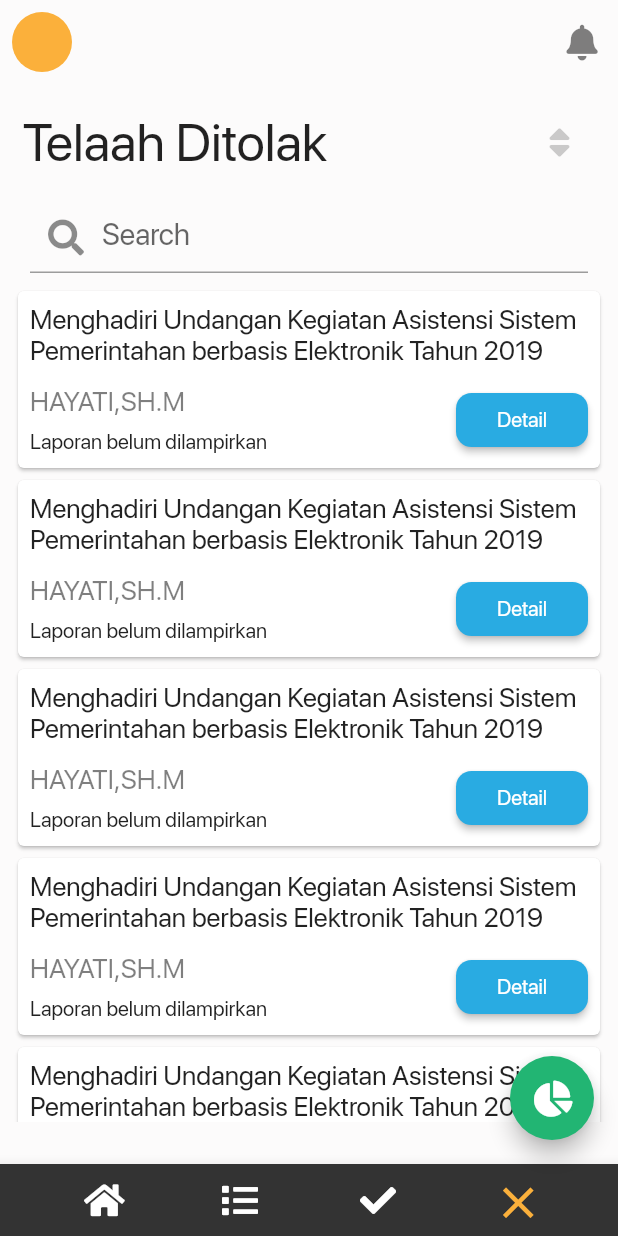
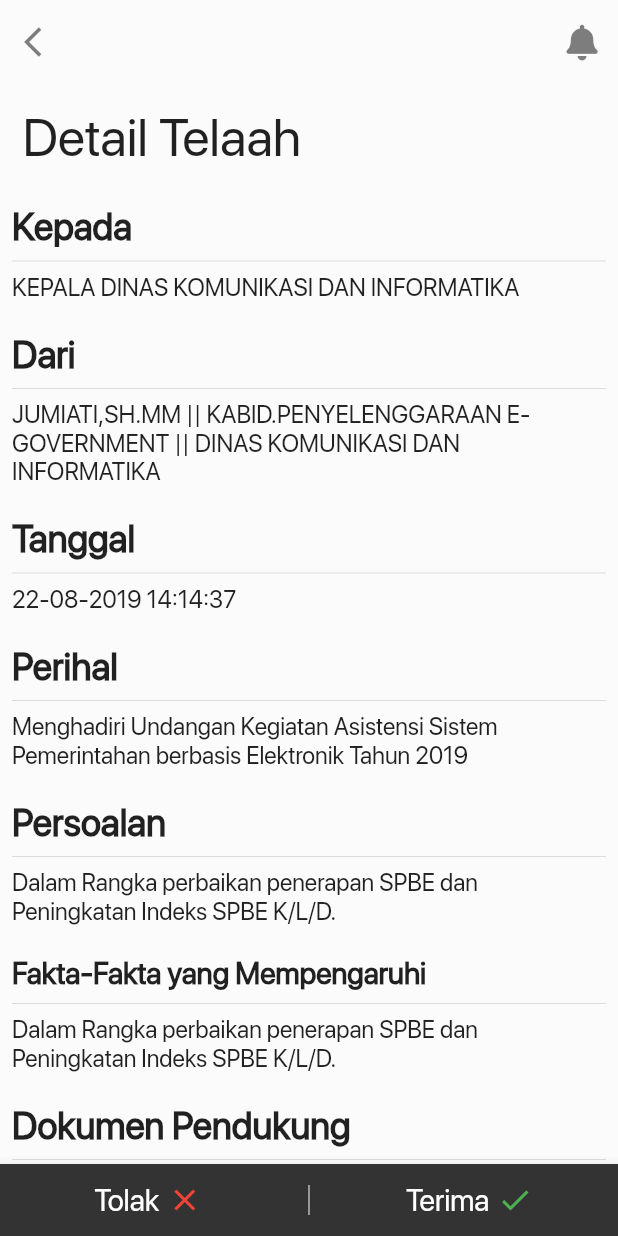
Before and after one commit to muhamaddanil/sppd_mobile, a Flutter app: the screen it shows after launch, after a tap on "Masuk", after a tap on the "close" icon, after a tap on "Detail", on a phone screen of 412 x 824 dp. Run offline on Flutter 3.47's test engine with Material 2 defaults, Android fonts, the phone set to English and light mode, and no system bars; our stand-ins replace font_awesome_flutter.

Commit message:
Add Detail View.

```diff
--- /dev/null
+++ b/lib/components/detailCard.dart
@@ -0,0 +1,116 @@
+import 'package:flutter/material.dart';
+
+Widget detailCard(
+    String kepada,
+    String dari,
+    String tanggal,
+    String perihal,
+    String persoalan,
+    String fakta,
+    String dokumenpendukung,
+    ) {
+  return Container(
+    padding: EdgeInsets.all(8.0),
+    child: Column(
+      mainAxisAlignment: MainAxisAlignment.spaceEvenly,
+      crossAxisAlignment: CrossAxisAlignment.start,
+      children: <Widget>[
+        Text(
+          'Kepada',
+          style: TextStyle(fontSize: 25.0, fontWeight: FontWeight.bold),
+        ),
+        SizedBox(
+          child: Divider(),
+        ),
+        Text(
+          kepada,
+          style: TextStyle(fontSize: 16.0, fontWeight: FontWeight.w300),
+        ),
+        SizedBox(
+          height: 20.0,
+        ),
+        Text(
+          'Dari',
+          style: TextStyle(fontSize: 25.0, fontWeight: FontWeight.bold),
+        ),
+        SizedBox(
+          child: Divider(),
+        ),
+        Text(
+          dari,
+          style: TextStyle(fontSize: 16.0, fontWeight: FontWeight.w300),
+        ),
+        SizedBox(
+          height: 20.0,
+        ),
+        Text(
+          'Tanggal',
+          style: TextStyle(fontSize: 25.0, fontWeight: FontWeight.bold),
+        ),
+        SizedBox(
+          child: Divider(),
+        ),
+        Text(
+          tanggal,
+          style: TextStyle(fontSize: 16.0, fontWeight: FontWeight.w300),
+        ),
+        SizedBox(
+          height: 20.0,
+        ),
+        Text(
+          'Perihal',
+          style: TextStyle(fontSize: 25.0, fontWeight: FontWeight.bold),
+        ),
+        SizedBox(
+          child: Divider(),
+        ),
+        Text(
+          perihal,
+          style: TextStyle(fontSize: 16.0, fontWeight: FontWeight.w300),
+        ),
+        SizedBox(
+          height: 20.0,
+        ),
+        Text(
+          'Persoalan',
+          style: TextStyle(fontSize: 25.0, fontWeight: FontWeight.bold),
+        ),
+        SizedBox(
+          child: Divider(),
+        ),
+        Text(
+          persoalan,
+          style: TextStyle(fontSize: 16.0, fontWeight: FontWeight.w300),
+        ),
+        SizedBox(
+          height: 20.0,
+        ),
+        Text(
+          'Fakta-Fakta yang Mempengaruhi',
+          style: TextStyle(fontSize: 20.0, fontWeight: FontWeight.bold),
+        ),
+        SizedBox(
+          child: Divider(),
+        ),
+        Text(
+          fakta,
+          style: TextStyle(fontSize: 16.0, fontWeight: FontWeight.w300),
+        ),
+        SizedBox(
+          height: 20.0,
+        ),
+        Text(
+          'Dokumen Pendukung',
+          style: TextStyle(fontSize: 25.0, fontWeight: FontWeight.bold),
+        ),
+        SizedBox(
+          child: Divider(),
+        ),
+        Text(
+          dokumenpendukung,
+          style: TextStyle(fontSize: 16.0, fontWeight: FontWeight.w300),
+        ),
+      ],
+    ),
+  );
+}
--- a/lib/components/telaahCard.dart
+++ b/lib/components/telaahCard.dart
@@ -1,6 +1,7 @@
 import 'package:flutter/material.dart';
+import 'package:sppd_mobile/view/view_detailtelaah.dart';
 
-Card telaahCard(String namaTelaah, String pengirimTelaah) {
+Card telaahCard(BuildContext context, String namaTelaah, String pengirimTelaah) {
   return Card(
     child: Container(
       padding: EdgeInsets.all(8.0),
@@ -48,7 +49,11 @@ Card telaahCard(String namaTelaah, String pengirimTelaah) {
                       textAlign: TextAlign.center,
                     ),
                     onPressed: () {
-
+                      Navigator.push(
+                        context,
+                        MaterialPageRoute(
+                            builder: (context) => DetailTelaah()),
+                      );
                     },
                   ),
                 ],
--- /dev/null
+++ b/lib/view/view_detailtelaah.dart
@@ -0,0 +1,170 @@
+import 'package:flutter/material.dart';
+import 'package:font_awesome_flutter/font_awesome_flutter.dart';
+import 'package:sppd_mobile/components/detailCard.dart';
+
+class DetailTelaah extends StatefulWidget {
+  @override
+  _DetailTelaahState createState() => _DetailTelaahState();
+}
+
+class _DetailTelaahState extends State<DetailTelaah> {
+  final GlobalKey<ScaffoldState> _scaffoldKey = GlobalKey<ScaffoldState>();
+
+  @override
+  Widget build(BuildContext context) {
+    return Scaffold(
+      key: _scaffoldKey,
+      appBar: AppBar(
+        leading: IconButton(
+          icon: Icon(
+            Icons.arrow_back_ios,
+            color: Colors.black.withOpacity(0.5),
+          ),
+          onPressed: () {
+            Navigator.of(context).pop();
+          },
+        ),
+        actions: <Widget>[
+          IconButton(
+            icon: Icon(
+              FontAwesomeIcons.solidBell,
+              color: Colors.black.withOpacity(0.5),
+            ),
+            onPressed: () => _scaffoldKey.currentState.openEndDrawer(),
+          ),
+        ],
+      ),
+      bottomNavigationBar: BottomAppBar(
+        child: Row(
+          mainAxisAlignment: MainAxisAlignment.spaceEvenly,
+          crossAxisAlignment: CrossAxisAlignment.center,
+          children: <Widget>[
+            RawMaterialButton(
+              child: Row(
+                mainAxisAlignment: MainAxisAlignment.center,
+                 children: <Widget>[
+                   Text(
+                     'Tolak',
+                     style: TextStyle(
+                         color: Colors.white,
+                         fontSize: 20.0,
+                         fontWeight: FontWeight.w400),
+                   ),
+                   SizedBox(
+                     width: 5.0,
+                   ),
+                   Icon(Icons.close, color: Colors.red,)
+                 ],
+              ),
+              onPressed: () {},
+            ),
+            SizedBox(
+              height: 20.0,
+              child: VerticalDivider(
+                color: Colors.white,
+              ),
+            ),
+            RawMaterialButton(
+              child: Row(
+                mainAxisAlignment: MainAxisAlignment.center,
+                children: <Widget>[
+                  Text(
+                    'Terima',
+                    style: TextStyle(
+                        color: Colors.white,
+                        fontSize: 20.0,
+                        fontWeight: FontWeight.w400),
+                  ),
+                  SizedBox(
+                    width: 5.0,
+                  ),
+                  Icon(Icons.check, color: Colors.green,)
+                ],
+              ),
+              onPressed: () {},
+            ),
+          ],
+        ),
+      ),
+      endDrawer: Drawer(
+        child: Column(
+          children: <Widget>[
+            Expanded(
+              child: Container(
+                alignment: Alignment.topCenter,
+                padding: EdgeInsets.all(8.0),
+                child: Row(
+                  mainAxisAlignment: MainAxisAlignment.spaceBetween,
+                  children: <Widget>[
+                    IconButton(
+                      icon: Icon(
+                        Icons.arrow_back_ios,
+                        color: Colors.black.withOpacity(0.5),
+                      ),
+                      onPressed: () {
+                        Navigator.pop(context);
+                      },
+                    ),
+                    Text(
+                      'Notifikasi',
+                      style: TextStyle(
+                        fontSize: 30.0,
+                        fontWeight: FontWeight.normal,
+                      ),
+                    ),
+                  ],
+                ),
+              ),
+            ),
+            Expanded(
+              flex: 10,
+              child: ListView(
+                children: <Widget>[],
+              ),
+            ),
+            Expanded(
+              child: RawMaterialButton(
+                child: Container(
+                  color: Color(0xff333333),
+                  alignment: Alignment.center,
+                  child: Text(
+                    'Clear',
+                    style: TextStyle(
+                        color: Colors.white,
+                        fontSize: 20.0,
+                        fontWeight: FontWeight.w400),
+                  ),
+                ),
+                onPressed: () {},
+              ),
+            ),
+          ],
+        ),
+      ),
+      body: SingleChildScrollView(
+        physics: BouncingScrollPhysics(),
+        child: Column(
+          children: <Widget>[
+            Container(
+              alignment: Alignment.centerLeft,
+              margin: EdgeInsets.all(15.0),
+              child: Text(
+                'Detail Telaah',
+                style: TextStyle(fontSize: 35.0, fontWeight: FontWeight.w300),
+                textAlign: TextAlign.left,
+              ),
+            ),
+            detailCard(
+                'KEPALA DINAS KOMUNIKASI DAN INFORMATIKA',
+                'JUMIATI,SH.MM || KABID.PENYELENGGARAAN E-GOVERNMENT || DINAS KOMUNIKASI DAN INFORMATIKA',
+                '22-08-2019 14:14:37',
+                'Menghadiri Undangan Kegiatan Asistensi Sistem Pemerintahan berbasis Elektronik Tahun 2019',
+                'Dalam Rangka perbaikan penerapan SPBE dan Peningkatan Indeks SPBE K/L/D.',
+                'Dalam Rangka perbaikan penerapan SPBE dan Peningkatan Indeks SPBE K/L/D.',
+                'Menindak lanjuti hasil Evaluasi Sistem Pemerintahan Elektronik.')
+          ],
+        ),
+      ),
+    );
+  }
+}
--- a/lib/view/view_telaahditerima.dart
+++ b/lib/view/view_telaahditerima.dart
@@ -83,14 +83,14 @@ class _TelaahDiterimaState extends State<TelaahDiterima> {
           child: ListView(
             physics: BouncingScrollPhysics(),
             children: <Widget>[
-              telaahCard('Menghadiri Undangan Kegiatan Asistensi Sistem Pemerintahan berbasis Elektronik Tahun 2019', 'HAYATI,SH.M'),
-              telaahCard('Menghadiri Undangan Kegiatan Asistensi Sistem Pemerintahan berbasis Elektronik Tahun 2019', 'HAYATI,SH.M'),
-              telaahCard('Menghadiri Undangan Kegiatan Asistensi Sistem Pemerintahan berbasis Elektronik Tahun 2019', 'HAYATI,SH.M'),
-              telaahCard('Menghadiri Undangan Kegiatan Asistensi Sistem Pemerintahan berbasis Elektronik Tahun 2019', 'HAYATI,SH.M'),
-              telaahCard('Menghadiri Undangan Kegiatan Asistensi Sistem Pemerintahan berbasis Elektronik Tahun 2019', 'HAYATI,SH.M'),
-              telaahCard('Menghadiri Undangan Kegiatan Asistensi Sistem Pemerintahan berbasis Elektronik Tahun 2019', 'HAYATI,SH.M'),
-              telaahCard('Menghadiri Undangan Kegiatan Asistensi Sistem Pemerintahan berbasis Elektronik Tahun 2019', 'HAYATI,SH.M'),
-              telaahCard('Menghadiri Undangan Kegiatan Asistensi Sistem Pemerintahan berbasis Elektronik Tahun 2019', 'HAYATI,SH.M'),
+              telaahCard(context,'Menghadiri Undangan Kegiatan Asistensi Sistem Pemerintahan berbasis Elektronik Tahun 2019', 'HAYATI,SH.M'),
+              telaahCard(context,'Menghadiri Undangan Kegiatan Asistensi Sistem Pemerintahan berbasis Elektronik Tahun 2019', 'HAYATI,SH.M'),
+              telaahCard(context,'Menghadiri Undangan Kegiatan Asistensi Sistem Pemerintahan berbasis Elektronik Tahun 2019', 'HAYATI,SH.M'),
+              telaahCard(context,'Menghadiri Undangan Kegiatan Asistensi Sistem Pemerintahan berbasis Elektronik Tahun 2019', 'HAYATI,SH.M'),
+              telaahCard(context,'Menghadiri Undangan Kegiatan Asistensi Sistem Pemerintahan berbasis Elektronik Tahun 2019', 'HAYATI,SH.M'),
+              telaahCard(context,'Menghadiri Undangan Kegiatan Asistensi Sistem Pemerintahan berbasis Elektronik Tahun 2019', 'HAYATI,SH.M'),
+              telaahCard(context,'Menghadiri Undangan Kegiatan Asistensi Sistem Pemerintahan berbasis Elektronik Tahun 2019', 'HAYATI,SH.M'),
+              telaahCard(context,'Menghadiri Undangan Kegiatan Asistensi Sistem Pemerintahan berbasis Elektronik Tahun 2019', 'HAYATI,SH.M'),
             ],
           ),
         ),
--- a/lib/view/view_telaahditolak.dart
+++ b/lib/view/view_telaahditolak.dart
@@ -83,14 +83,14 @@ class _TelaahDitolakState extends State<TelaahDitolak> {
           child: ListView(
             physics: BouncingScrollPhysics(),
             children: <Widget>[
-              telaahCard('Menghadiri Undangan Kegiatan Asistensi Sistem Pemerintahan berbasis Elektronik Tahun 2019', 'HAYATI,SH.M'),
-              telaahCard('Menghadiri Undangan Kegiatan Asistensi Sistem Pemerintahan berbasis Elektronik Tahun 2019', 'HAYATI,SH.M'),
-              telaahCard('Menghadiri Undangan Kegiatan Asistensi Sistem Pemerintahan berbasis Elektronik Tahun 2019', 'HAYATI,SH.M'),
-              telaahCard('Menghadiri Undangan Kegiatan Asistensi Sistem Pemerintahan berbasis Elektronik Tahun 2019', 'HAYATI,SH.M'),
-              telaahCard('Menghadiri Undangan Kegiatan Asistensi Sistem Pemerintahan berbasis Elektronik Tahun 2019', 'HAYATI,SH.M'),
-              telaahCard('Menghadiri Undangan Kegiatan Asistensi Sistem Pemerintahan berbasis Elektronik Tahun 2019', 'HAYATI,SH.M'),
-              telaahCard('Menghadiri Undangan Kegiatan Asistensi Sistem Pemerintahan berbasis Elektronik Tahun 2019', 'HAYATI,SH.M'),
-              telaahCard('Menghadiri Undangan Kegiatan Asistensi Sistem Pemerintahan berbasis Elektronik Tahun 2019', 'HAYATI,SH.M'),
+              telaahCard(context,'Menghadiri Undangan Kegiatan Asistensi Sistem Pemerintahan berbasis Elektronik Tahun 2019', 'HAYATI,SH.M'),
+              telaahCard(context,'Menghadiri Undangan Kegiatan Asistensi Sistem Pemerintahan berbasis Elektronik Tahun 2019', 'HAYATI,SH.M'),
+              telaahCard(context,'Menghadiri Undangan Kegiatan Asistensi Sistem Pemerintahan berbasis Elektronik Tahun 2019', 'HAYATI,SH.M'),
+              telaahCard(context,'Menghadiri Undangan Kegiatan Asistensi Sistem Pemerintahan berbasis Elektronik Tahun 2019', 'HAYATI,SH.M'),
+              telaahCard(context,'Menghadiri Undangan Kegiatan Asistensi Sistem Pemerintahan berbasis Elektronik Tahun 2019', 'HAYATI,SH.M'),
+              telaahCard(context,'Menghadiri Undangan Kegiatan Asistensi Sistem Pemerintahan berbasis Elektronik Tahun 2019', 'HAYATI,SH.M'),
+              telaahCard(context,'Menghadiri Undangan Kegiatan Asistensi Sistem Pemerintahan berbasis Elektronik Tahun 2019', 'HAYATI,SH.M'),
+              telaahCard(context,'Menghadiri Undangan Kegiatan Asistensi Sistem Pemerintahan berbasis Elektronik Tahun 2019', 'HAYATI,SH.M'),
             ],
           ),
         ),
--- a/lib/view/view_telaahlist.dart
+++ b/lib/view/view_telaahlist.dart
@@ -83,27 +83,35 @@ class _TelaahListState extends State<TelaahList> {
             physics: BouncingScrollPhysics(),
             children: <Widget>[
               telaahCard(
+                context,
                   'Menghadiri Undangan Kegiatan Asistensi Sistem Pemerintahan berbasis Elektronik Tahun 2019',
                   'HAYATI,SH.M'),
               telaahCard(
+                  context,
                   'Menghadiri Undangan Kegiatan Asistensi Sistem Pemerintahan berbasis Elektronik Tahun 2019',
                   'HAYATI,SH.M'),
               telaahCard(
+                  context,
                   'Menghadiri Undangan Kegiatan Asistensi Sistem Pemerintahan berbasis Elektronik Tahun 2019',
                   'HAYATI,SH.M'),
               telaahCard(
+                  context,
                   'Menghadiri Undangan Kegiatan Asistensi Sistem Pemerintahan berbasis Elektronik Tahun 2019',
                   'HAYATI,SH.M'),
               telaahCard(
+                  context,
                   'Menghadiri Undangan Kegiatan Asistensi Sistem Pemerintahan berbasis Elektronik Tahun 2019',
                   'HAYATI,SH.M'),
               telaahCard(
+                  context,
                   'Menghadiri Undangan Kegiatan Asistensi Sistem Pemerintahan berbasis Elektronik Tahun 2019',
                   'HAYATI,SH.M'),
               telaahCard(
+                  context,
                   'Menghadiri Undangan Kegiatan Asistensi Sistem Pemerintahan berbasis Elektronik Tahun 2019',
                   'HAYATI,SH.M'),
               telaahCard(
+                  context,
                   'Menghadiri Undangan Kegiatan Asistensi Sistem Pemerintahan berbasis Elektronik Tahun 2019',
                   'HAYATI,SH.M'),
             ],
```
